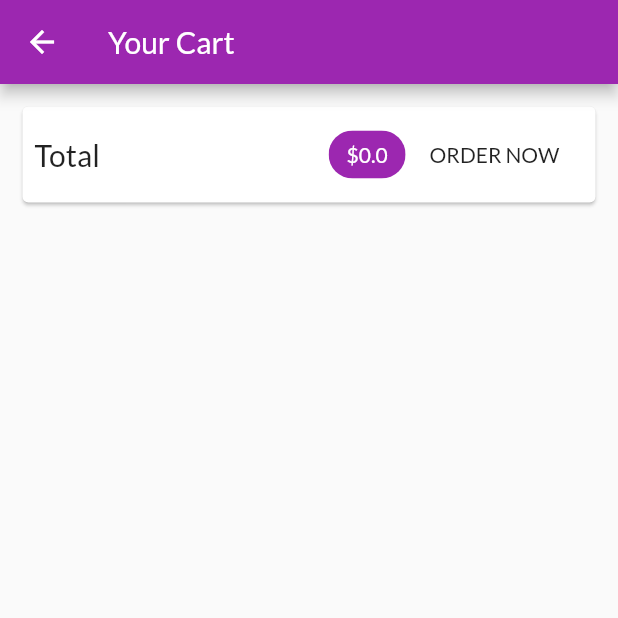
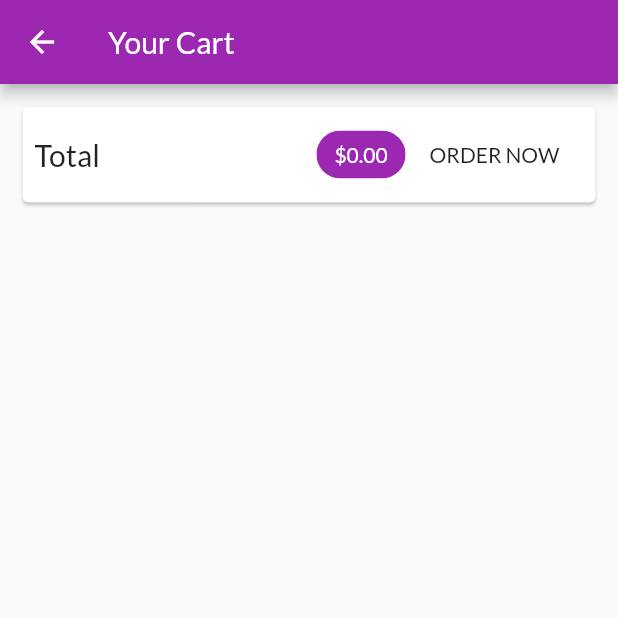
Before and after one commit to sadid369/shopapp, a Flutter app: the CartScreen screen opened by its route, after a tap on "ORDER NOW", on a phone screen of 412 x 824 dp, the top half of it. Run offline on Flutter 3.47's test engine with Material 2 defaults, Android fonts, the phone set to English and light mode, and no system bars; network calls fail.

Commit message:
day 5 completed

```diff
--- a/lib/providers/cart.dart
+++ b/lib/providers/cart.dart
@@ -58,4 +58,9 @@ class Cart with ChangeNotifier {
     _items.remove(productId);
     notifyListeners();
   }
+
+  void clear() {
+    _items = {};
+    notifyListeners();
+  }
 }
--- /dev/null
+++ b/lib/providers/orders.dart
@@ -0,0 +1,35 @@
+import 'package:flutter/material.dart';
+
+import 'package:shopapp/providers/cart.dart';
+
+class OrderItem {
+  final String id;
+  final double amount;
+  final List<CartItem> products;
+  final DateTime dateTime;
+  OrderItem({
+    required this.id,
+    required this.amount,
+    required this.products,
+    required this.dateTime,
+  });
+}
+
+class Orders with ChangeNotifier {
+  List<OrderItem> _order = [];
+  List<OrderItem> get order {
+    return [..._order];
+  }
+
+  void addOrder(List<CartItem> cartProduct, double total) {
+    _order.insert(
+        0,
+        OrderItem(
+          id: DateTime.now().toString(),
+          amount: total,
+          dateTime: DateTime.now(),
+          products: cartProduct,
+        ));
+    notifyListeners();
+  }
+}
--- a/lib/screen/cart_screen.dart
+++ b/lib/screen/cart_screen.dart
@@ -1,6 +1,7 @@
 import 'package:flutter/material.dart';
 import 'package:provider/provider.dart';
 import 'package:shopapp/providers/cart.dart';
+import 'package:shopapp/providers/orders.dart';
 import 'package:shopapp/widget/cart_item.dart' as ci;
 
 class CartScreen extends StatelessWidget {
@@ -30,7 +31,7 @@ class CartScreen extends StatelessWidget {
                   Spacer(),
                   Chip(
                     label: Text(
-                      '\$${cart.totalAmount}',
+                      '\$${cart.totalAmount.toStringAsFixed(2)}',
                       style: TextStyle(
                           color:
                               Theme.of(context).primaryTextTheme.title?.color),
@@ -38,7 +39,13 @@ class CartScreen extends StatelessWidget {
                     backgroundColor: Theme.of(context).primaryColor,
                   ),
                   FlatButton(
-                    onPressed: () {},
+                    onPressed: () {
+                      Provider.of<Orders>(
+                        context,
+                        listen: false,
+                      ).addOrder(cart.items.values.toList(), cart.totalAmount);
+                      cart.clear();
+                    },
                     child: Text(
                       'ORDER NOW',
                     ),
--- /dev/null
+++ b/lib/screen/orders_screen.dart
@@ -0,0 +1,28 @@
+import 'package:flutter/material.dart';
+import 'package:intl/intl.dart';
+import 'package:provider/provider.dart';
+import 'package:shopapp/providers/orders.dart' show Orders;
+import 'package:shopapp/widget/app_drawer.dart';
+import 'package:shopapp/widget/order_item.dart';
+
+class OrdersScreen extends StatelessWidget {
+  static const routeName = '/order';
+  @override
+  Widget build(BuildContext context) {
+    final orderData = Provider.of<Orders>(context);
+    return Scaffold(
+      appBar: AppBar(
+        title: Text(
+          'Your Order',
+        ),
+      ),
+      drawer: AppDrawer(),
+      body: ListView.builder(
+        itemCount: orderData.order.length,
+        itemBuilder: (ctx, i) => OrderItem(
+          order: orderData.order[i],
+        ),
+      ),
+    );
+  }
+}
--- a/lib/screen/products_overview_screen.dart
+++ b/lib/screen/products_overview_screen.dart
@@ -2,6 +2,7 @@ import 'package:flutter/material.dart';
 import 'package:shopapp/providers/cart.dart';
 import 'package:shopapp/providers/product.dart';
 import 'package:shopapp/screen/cart_screen.dart';
+import 'package:shopapp/widget/app_drawer.dart';
 import 'package:shopapp/widget/badge.dart';
 import 'package:shopapp/widget/product_item.dart';
 import 'package:shopapp/widget/products_grid.dart';
@@ -85,6 +86,7 @@ class _ProductOverviewScreenState extends State<ProductOverviewScreen> {
         ],
         title: Text('MyShop'),
       ),
+      drawer: AppDrawer(),
       body: ProductsGrid(
         _showOnlyFavorite,
       ),
--- /dev/null
+++ b/lib/widget/order_item.dart
@@ -0,0 +1,73 @@
+import 'package:flutter/material.dart';
+import 'package:intl/intl.dart';
+import 'package:shopapp/providers/orders.dart' as ord;
+import 'dart:math';
+
+class OrderItem extends StatefulWidget {
+  final ord.OrderItem order;
+  const OrderItem({
+    required this.order,
+  });
+
+  @override
+  _OrderItemState createState() => _OrderItemState();
+}
+
+class _OrderItemState extends State<OrderItem> {
+  var _expanded = false;
+  @override
+  Widget build(BuildContext context) {
+    return Card(
+      margin: EdgeInsets.all(10),
+      child: Column(
+        children: [
+          ListTile(
+            title: Text('\$${widget.order.amount}'),
+            subtitle: Text(
+              DateFormat('dd/MM/yyyy hh:mm').format(widget.order.dateTime),
+            ),
+            trailing: IconButton(
+              onPressed: () {
+                setState(() {
+                  _expanded = !_expanded;
+                });
+              },
+              icon: Icon(
+                _expanded ? Icons.expand_less : Icons.expand_more,
+              ),
+            ),
+          ),
+          if (_expanded)
+            Container(
+              padding: EdgeInsets.symmetric(
+                horizontal: 15,
+                vertical: 4,
+              ),
+              height: min(widget.order.products.length * 20.0 + 10, 180),
+              child: ListView(
+                children: widget.order.products
+                    .map((prod) => Row(
+                          mainAxisAlignment: MainAxisAlignment.spaceBetween,
+                          children: [
+                            Text(
+                              prod.title,
+                              style: TextStyle(
+                                  fontSize: 18, fontWeight: FontWeight.bold),
+                            ),
+                            Text(
+                              '${prod.quantity}x\$${prod.price}',
+                              style: TextStyle(
+                                fontSize: 18,
+                                color: Colors.grey,
+                              ),
+                            ),
+                          ],
+                        ))
+                    .toList(),
+              ),
+            )
+        ],
+      ),
+    );
+  }
+}
--- a/pubspec.yaml
+++ b/pubspec.yaml
@@ -33,6 +33,7 @@ dev_dependencies:
   flutter_test:
     sdk: flutter
   provider: ^5.0.0
+  intl: ^0.17.0
 
 # For information on the generic Dart part of this file, see the
 # following page: https://dart.dev/tools/pub/pubspec
```
Also changed, not shown: lib/main.dart (+10 -4 lines), lib/screen/product_detail_screen.dart (+42 -2 lines), lib/widget/app_drawer.dart (added, +34 -0 lines), pubspec.lock.
